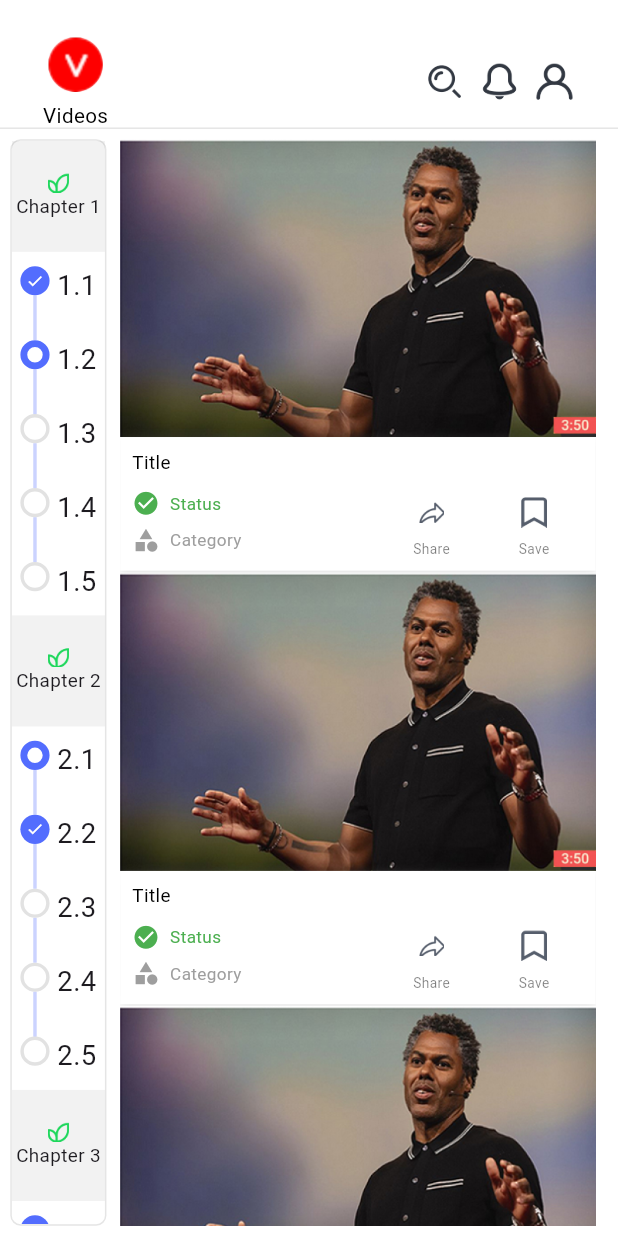
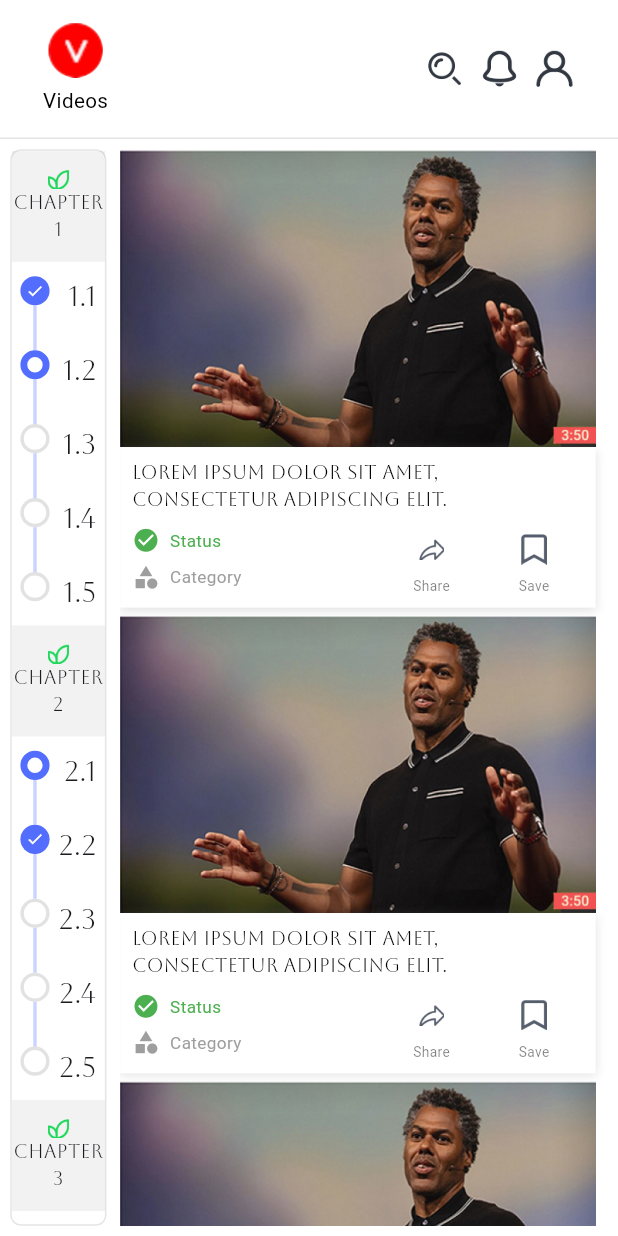
Before and after one commit to AbdulrahmanAboudi/VideoApp-UI, a Flutter app: the screen it shows after launch, on a phone screen of 412 x 824 dp. Run offline on Flutter 3.47's test engine with Material 3 defaults, Android fonts, the light colour scheme and no system bars; our stand-ins replace flutter_screenutil, get.

Commit message:
design of chapters screen

```diff
--- a/lib/core/constants/strings/app_strings.dart
+++ b/lib/core/constants/strings/app_strings.dart
@@ -6,4 +6,7 @@ class AppStrings {
   static const String thinkingCategory = 'Thinking';
   static const String shareButton = 'Share';
   static const String saveButton = 'Save';
+
+  // Video Player Screen
+  static const String videoPlayerTitle = 'Video Player';
 }
--- /dev/null
+++ b/lib/core/enums/text_font_type_enum.dart
@@ -0,0 +1,4 @@
+enum TextFontTypeEnum {
+  aboreto,
+  inter,
+}
--- a/lib/main.dart
+++ b/lib/main.dart
@@ -1,5 +1,6 @@
 import 'package:flutter/material.dart';
 import 'package:flutter_screenutil/flutter_screenutil.dart';
+import 'package:get/get.dart';
 import 'package:flutter_video_app/screens/chapters/screens/chapters_screen.dart';
 
 void main() {
@@ -16,7 +17,7 @@ class MyApp extends StatelessWidget {
       minTextAdapt: true,
       splitScreenMode: true,
       builder: (_, child) {
-        return MaterialApp(
+        return GetMaterialApp(
           title: 'Flutter Demo',
           theme: ThemeData(
             primarySwatch: Colors.blue,
--- a/lib/screens/chapters/components/bars/appbars/custom_chapters_appbar.dart
+++ b/lib/screens/chapters/components/bars/appbars/custom_chapters_appbar.dart
@@ -6,13 +6,10 @@ import 'package:flutter_video_app/screens/chapters/components/buttons/header_ico
 
 PreferredSize customChaptersAppBar() {
   return PreferredSize(
-    preferredSize: Size.fromHeight(72.h),
-    child: Padding(
-      padding: EdgeInsets.only(top: 20.h),
+    preferredSize: Size.fromHeight(90.h),
     child: Container(
-        width: double.infinity,
-        height: 72.h,
       decoration: BoxDecoration(
+        color: Colors.white,
         border: Border(
           bottom: BorderSide(
             color: Colors.black.withOpacity(0.1),
@@ -20,8 +17,10 @@ PreferredSize customChaptersAppBar() {
           ),
         ),
       ),
+      child: SafeArea(
+        bottom: false,
         child: Padding(
-          padding: EdgeInsets.symmetric(horizontal: 25.0.w),
+          padding: EdgeInsets.symmetric(horizontal: 25.0.w, vertical: 12.h),
           child: Row(
             children: [
               _buildLogoWithTitle(),
@@ -37,7 +36,10 @@ PreferredSize customChaptersAppBar() {
 
 Widget _buildLogoWithTitle() {
   return Column(
-    mainAxisAlignment: MainAxisAlignment.center,
+    mainAxisSize:
+        MainAxisSize.min,
+    crossAxisAlignment:
+        CrossAxisAlignment.center,
     children: [
       Image.asset(
         AppImages.appbarImage,
--- a/lib/screens/chapters/components/bars/sidebars/chapters_sidebar.dart
+++ b/lib/screens/chapters/components/bars/sidebars/chapters_sidebar.dart
@@ -124,10 +124,13 @@ class ChaptersSidebar extends StatelessWidget {
                 ),
                 Text(
                   chapterText,
-                  style:
-                      TextStyle(fontSize: 11.sp, fontWeight: FontWeight.w400),
+                  style: TextStyle(
+                      fontSize: 11.sp,
+                      fontWeight: FontWeight.w400,
+                      fontFamily: 'Aboreto'),
                   overflow: TextOverflow.visible,
                   maxLines: 2,
+                  textAlign: TextAlign.center,
                 ),
               ],
             ),
@@ -190,7 +193,7 @@ class ChaptersSidebar extends StatelessWidget {
                                           isSelected ? Colors.red : null,
                                       decorationThickness:
                                           isSelected ? 2.0 : null,
-                                  ),
+                                      fontFamily: 'Aboreto'),
                                 ),
                               ],
                             ),
--- a/lib/screens/chapters/components/widgets/video_card_widget.dart
+++ b/lib/screens/chapters/components/widgets/video_card_widget.dart
@@ -24,8 +24,9 @@ class VideoCardWidget extends StatelessWidget {
   @override
   Widget build(BuildContext context) {
     return GestureDetector(
+      onTap: onPressed,
       child: Container(
-        constraints: BoxConstraints(maxHeight: 230.h),
+        constraints: BoxConstraints(maxHeight: 260.h),
         width: 317,
         decoration: const BoxDecoration(
           color: Colors.white,
--- a/lib/screens/chapters/components/widgets/video_card_widget_body.dart
+++ b/lib/screens/chapters/components/widgets/video_card_widget_body.dart
@@ -28,7 +28,10 @@ Widget customVideoCardWidgetBody(String title, String status, String category) {
               fontWeight: FontWeight.w400,
               fontSize: 11.sp,
               color: Colors.black,
+              fontFamily: 'Aboreto',
+              overflow: TextOverflow.visible,
             ),
+            maxLines: 2,
           ),
           Padding(
             padding: EdgeInsets.only(right: 20.w),
--- a/lib/screens/chapters/screens/chapters_screen.dart
+++ b/lib/screens/chapters/screens/chapters_screen.dart
@@ -3,12 +3,15 @@ import 'package:flutter_screenutil/flutter_screenutil.dart';
 import 'package:flutter_video_app/screens/chapters/components/bars/appbars/custom_chapters_appbar.dart';
 import 'package:flutter_video_app/screens/chapters/components/bars/sidebars/chapters_sidebar.dart';
 import 'package:flutter_video_app/screens/chapters/components/widgets/video_card_widget.dart';
+import 'package:flutter_video_app/screens/video_player/screens/video_player_screen.dart';
+import 'package:get/get.dart';
 
 class ChaptersScreen extends StatelessWidget {
   const ChaptersScreen({super.key});
 
   @override
   Widget build(BuildContext context) {
+    const bool isSeries = true;
     return Scaffold(
       backgroundColor: Colors.white,
       appBar: customChaptersAppBar(),
@@ -16,25 +19,34 @@ class ChaptersScreen extends StatelessWidget {
         padding: EdgeInsets.all(6.w),
         child: Row(
           spacing: 8.w,
-          mainAxisAlignment: MainAxisAlignment.start,
+          crossAxisAlignment: CrossAxisAlignment.start,
           children: [
-            ChaptersSidebar(),
-            SingleChildScrollView(
+            ConstrainedBox(
+              constraints: BoxConstraints(maxWidth: 200.w),
+              child: ChaptersSidebar(),
+            ),
+            Expanded(
+              child: SingleChildScrollView(
                 child: Column(
-                spacing: 12.h,
+                  crossAxisAlignment: CrossAxisAlignment.start,
                   children: List.generate(
-                  (10),
+                    10,
                     (index) {
                       return VideoCardWidget(
-                      title: 'Title',
+                        isSeries: isSeries,
+                        title:
+                            'Lorem ipsum dolor sit amet, consectetur adipiscing elit.',
                         status: 'Status',
                         category: 'Category',
-                      onPressed: () {},
+                        onPressed: isSeries
+                            ? () {}
+                            : () => Get.to(() => const VideoPlayerScreen()),
                       );
                     },
                   ),
                 ),
-            )
+              ),
+            ),
           ],
         ),
       ),
```
Also changed, not shown: lib/core/components/texts/main_text.dart (added, +37 -0 lines), lib/core/components/texts/text_style/text_style_config.dart (added, +38 -0 lines), lib/core/components/texts/text_style/text_type.dart (added, +40 -0 lines), lib/screens/video_player/screens/video_player_screen.dart (added, +19 -0 lines), pubspec.yaml (+9 -11 lines), assets/fonts/Aboreto-Regular.ttf (added), assets/fonts/Inter-Italic-VariableFont_opsz,wght.ttf (added), assets/fonts/Inter-VariableFont_opsz,wght.ttf (added), pubspec.lock, 11 other files. Lines whose indentation alone changed are shown as unchanged.
